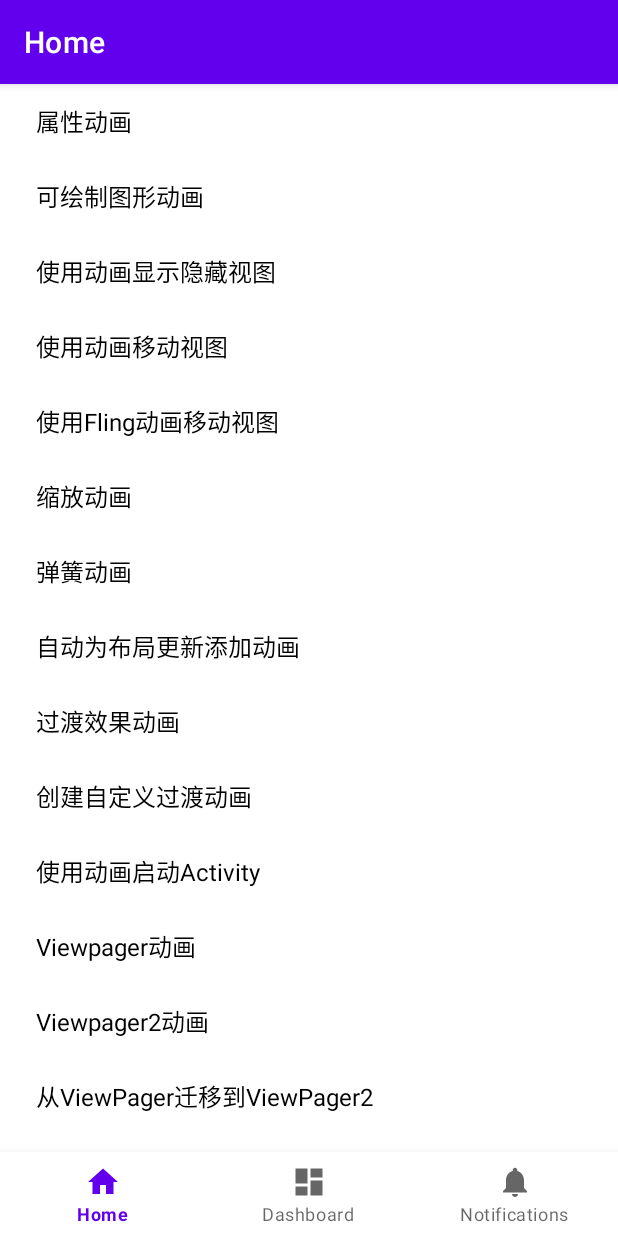
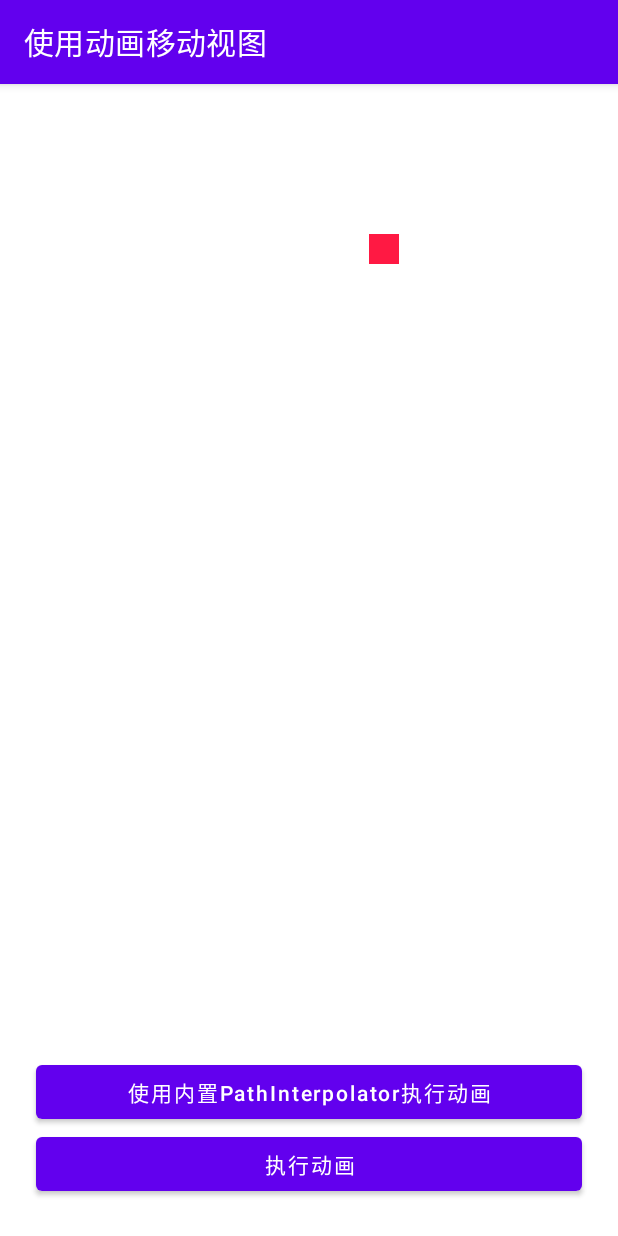
Before and after one commit to codeccc/Android-Animations-Demo, an Android app: the screen it shows after launch (MainActivity before the commit, MoveViewActivity after it), after a tap on "使用动画移动视图", on a phone screen of 412 x 824 dp. Run offline under Robolectric (Android 15) with nearby library versions, the phone set to English and light mode, and no system bars; our stand-ins replace navigation-ui.

Commit message:
增加动画实现

```diff
--- a/app/src/main/java/com/codeccc/animation/ui/home/HomeFragment.kt
+++ b/app/src/main/java/com/codeccc/animation/ui/home/HomeFragment.kt
@@ -13,6 +13,8 @@ import androidx.recyclerview.widget.RecyclerView
 import com.codeccc.animation.R
 import com.codeccc.animation.databinding.FragmentHomeBinding
 import com.codeccc.animation.ui.normal.AnimationActivity
+import com.codeccc.animation.ui.normal.MoveViewActivity
+import com.codeccc.animation.ui.normal.ShowOrHideActivity
 import com.codeccc.animation.ui.vector_animation.VectorAnimationActivity
 
 class HomeFragment : Fragment() {
@@ -57,6 +59,12 @@ class HomeFragment : Fragment() {
                         1 -> {
                             startActivity(Intent(context, VectorAnimationActivity::class.java))
                         }
+                        2 -> {
+                            startActivity(Intent(context, ShowOrHideActivity::class.java))
+                        }
+                        3 -> {
+                            startActivity(Intent(context, MoveViewActivity::class.java))
+                        }
                     }
                 }
             }
--- /dev/null
+++ b/app/src/main/java/com/codeccc/animation/ui/normal/MoveViewActivity.kt
@@ -0,0 +1,77 @@
+package com.codeccc.animation.ui.normal
+
+import android.animation.ObjectAnimator
+import android.graphics.Path
+import android.os.Build
+import android.os.Bundle
+import android.view.View
+import android.view.animation.AnimationUtils
+import android.view.animation.PathInterpolator
+import androidx.annotation.InterpolatorRes
+import androidx.appcompat.app.AppCompatActivity
+import androidx.core.content.ContextCompat
+import androidx.core.view.animation.PathInterpolatorCompat
+import com.codeccc.animation.R
+import com.codeccc.animation.databinding.ActivityMoveViewBinding
+import com.codeccc.animation.databinding.ActivityShowOrHideBinding
+
+/**
+ * Author : wangbo
+ * Date : 2021/8/10
+ * Function : TODO 请在这里输入文件用途
+ * Desc : 使用动画移动视图
+ */
+class MoveViewActivity : AppCompatActivity() {
+
+    private var _binding: ActivityMoveViewBinding? = null
+
+    private val binding get() = _binding!!
+
+    override fun onCreate(savedInstanceState: Bundle?) {
+        super.onCreate(savedInstanceState)
+        _binding = ActivityMoveViewBinding.inflate(layoutInflater)
+        setContentView(binding.root)
+
+        binding.apply {
+            btnStart.setOnClickListener {
+                if (Build.VERSION.SDK_INT >= Build.VERSION_CODES.LOLLIPOP) {
+                    val path = Path().apply {
+                        arcTo(0f, 0f, 1000f, 1000f, 270f, -180f, true)
+                    }
+                    val animator =
+                        ObjectAnimator.ofFloat(animationView, View.X, View.Y, path).apply {
+                            duration = 2000
+                            start()
+                        }
+                }
+            }
+
+            btnStart2.setOnClickListener {
+                //使用系统PathInterpolator执行动画
+                if (Build.VERSION.SDK_INT >= Build.VERSION_CODES.LOLLIPOP) {
+                    val path = Path().apply {
+                        arcTo(0f, 0f, 1000f, 1000f, 270f, -180f, true)
+                    }
+                    //fast_out_linear_in 快出平入
+                    //fast_out_slow_in  快出慢入
+                    //linear_out_slow_in 平出慢入
+                    val pathInterpolator = AnimationUtils.loadInterpolator(
+                        this@MoveViewActivity,
+                        com.google.android.material.R.interpolator.fast_out_slow_in
+                    )
+                    val animator =
+                        ObjectAnimator.ofFloat(animationView, View.X, View.Y, path).apply {
+                            interpolator = pathInterpolator
+                            duration = 2000
+                            start()
+                        }
+                } else {
+                    // Create animator without using curved path
+                }
+            }
+        }
+
+
+    }
+
+}
--- /dev/null
+++ b/app/src/main/res/layout/activity_move_view.xml
@@ -0,0 +1,40 @@
+<?xml version="1.0" encoding="utf-8"?>
+<androidx.constraintlayout.widget.ConstraintLayout xmlns:android="http://schemas.android.com/apk/res/android"
+    xmlns:app="http://schemas.android.com/apk/res-auto"
+    android:layout_width="match_parent"
+    android:layout_height="match_parent">
+
+    <View
+        android:id="@+id/animationView"
+        android:layout_width="20dp"
+        android:layout_height="20dp"
+        android:layout_marginStart="100dp"
+        android:layout_marginTop="100dp"
+        android:background="#ff1943"
+        app:layout_constraintEnd_toEndOf="parent"
+        app:layout_constraintStart_toStartOf="parent"
+        app:layout_constraintTop_toTopOf="parent" />
+
+    <com.google.android.material.button.MaterialButton
+        android:id="@+id/btnStart"
+        android:layout_width="match_parent"
+        android:layout_height="wrap_content"
+        android:layout_margin="24dp"
+        android:text="执行动画"
+        app:layout_constraintBottom_toBottomOf="parent"
+        app:layout_constraintEnd_toEndOf="parent"
+        app:layout_constraintStart_toStartOf="parent" />
+
+    <com.google.android.material.button.MaterialButton
+        android:id="@+id/btnStart2"
+        android:layout_width="match_parent"
+        android:layout_height="wrap_content"
+        android:layout_marginStart="24dp"
+        android:layout_marginEnd="24dp"
+        android:text="使用内置PathInterpolator执行动画"
+        android:textAllCaps="false"
+        app:layout_constraintBottom_toTopOf="@id/btnStart"
+        app:layout_constraintEnd_toEndOf="parent"
+        app:layout_constraintStart_toStartOf="parent" />
+
+</androidx.constraintlayout.widget.ConstraintLayout>
```
Also changed, not shown: app/src/main/AndroidManifest.xml (+7 -0 lines), app/src/main/java/com/codeccc/animation/ui/normal/ShowOrHideActivity.kt (added, +128 -0 lines), app/src/main/res/layout/activity_show_or_hide.xml (added, +92 -0 lines), app/src/main/res/mipmap-xxhdpi/image1.jpg (added).
